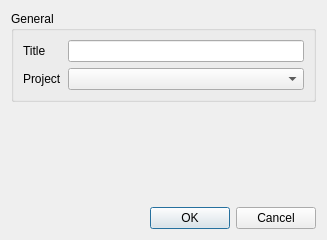
This is src/dialogs/createtaskdlg.ui in campbellmbrown/task-app as Qt 5 draws it before an edit. The edited form follows.
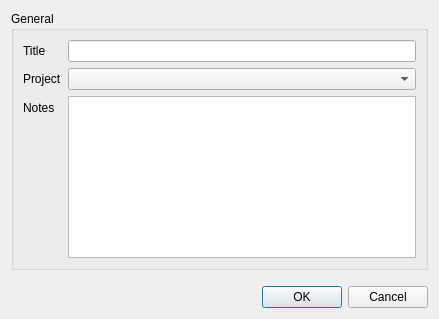
This is the edited form.

Commit message: #17 Supported notes

```diff
--- a/src/dialogs/createtaskdlg.ui
+++ b/src/dialogs/createtaskdlg.ui
@@ -6,8 +6,8 @@
    <rect>
     <x>0</x>
     <y>0</y>
-    <width>327</width>
-    <height>240</height>
+    <width>439</width>
+    <height>319</height>
    </rect>
   </property>
   <property name="windowTitle">
@@ -40,6 +40,16 @@
       <item row="1" column="1">
        <widget class="QComboBox" name="projectComboBox"/>
       </item>
+      <item row="2" column="0">
+       <widget class="QLabel" name="noteslabel">
+        <property name="text">
+         <string>Notes</string>
+        </property>
+       </widget>
+      </item>
+      <item row="2" column="1">
+       <widget class="QPlainTextEdit" name="notesPlainTextEdit"/>
+      </item>
      </layout>
     </widget>
    </item>
```
The commit also changes 4 other files.
